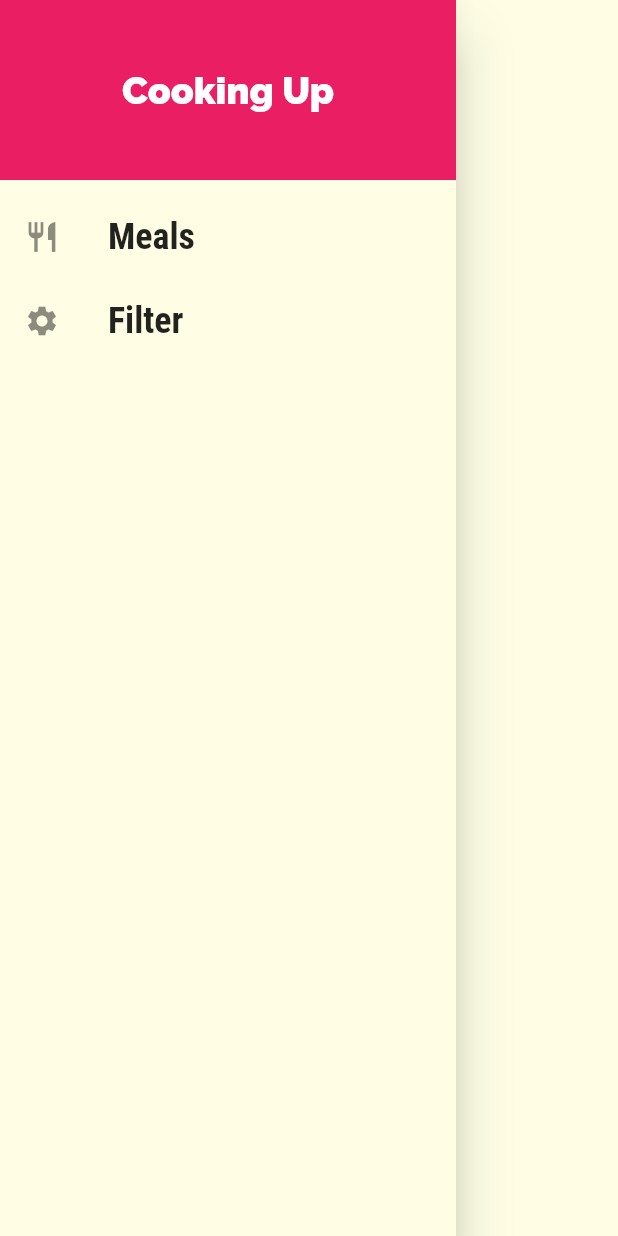
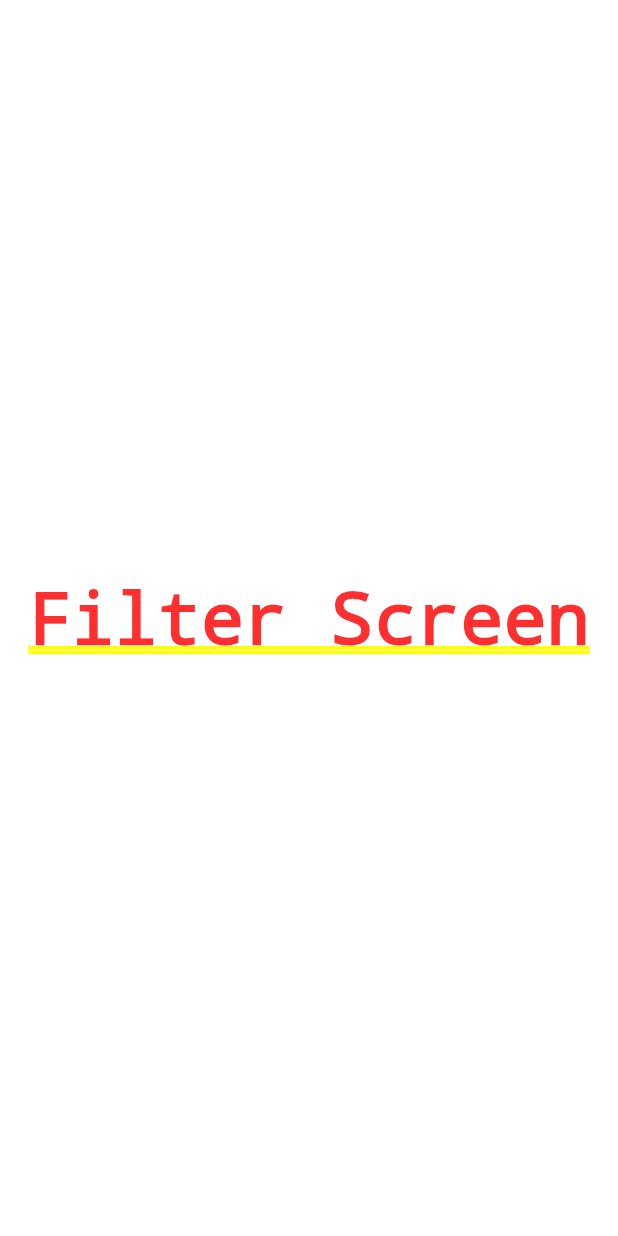
Before and after one commit to magerngulik/meals_app, a Flutter app: the MainDrawer widget shown alone on an empty page, opened directly, after a tap on "Filter", on a phone screen of 412 x 824 dp. Run offline on Flutter 3.47's test engine with Material 2 defaults, Android fonts, the phone set to English and light mode, and no system bars; missing offline and left inert: dart:html.

Commit message:
177 adding link to the drawer

```diff
--- a/lib/main.dart
+++ b/lib/main.dart
@@ -4,6 +4,7 @@ import 'package:meals_app/screens/tabs_screen.dart';
 import './screens/categories_screens.dart';
 import './screens//categories_meals_sceens.dart';
 import './screens/meal_detail_screen.dart';
+import './screens/filter_screens.dart';
 
 void main() {
   runApp(
@@ -27,6 +28,8 @@ class MyApp extends StatelessWidget {
         '/': (context) => TabsScreen(),
         CategoriesMealsScreen.routeName: (context) => CategoriesMealsScreen(),
         MealDetailScreens.routeName: (context) => MealDetailScreens(),
+        FilterScreen.routeName: (context) => FilterScreen()
+
         // TabsScreen.routeName: (context) => TabsScreen(),
       },
       onGenerateRoute: (settings) {
--- /dev/null
+++ b/lib/screens/filter_screens.dart
@@ -0,0 +1,11 @@
+import 'package:flutter/material.dart';
+
+class FilterScreen extends StatelessWidget {
+  static const routeName = "/filters";
+  @override
+  Widget build(BuildContext context) {
+    return Center(
+      child: Text('Filter Screen'),
+    );
+  }
+}
--- a/lib/widgets/main_drawer.dart
+++ b/lib/widgets/main_drawer.dart
@@ -1,4 +1,5 @@
 import 'package:flutter/material.dart';
+import 'package:meals_app/screens/filter_screens.dart';
 
 class MainDrawer extends StatelessWidget {
   Widget buildListTile(String title, IconData icon, Function tapHandler) {
@@ -36,8 +37,12 @@ class MainDrawer extends StatelessWidget {
       SizedBox(
         height: 10,
       ),
-      buildListTile('Meals', Icons.restaurant, () {}),
-      buildListTile('Filter', Icons.settings, () {}),
+      buildListTile('Meals', Icons.restaurant, () {
+        Navigator.of(context).pushNamed('/');
+      }),
+      buildListTile('Filter', Icons.settings, () {
+        Navigator.pushNamed(context, FilterScreen.routeName);
+      }),
     ]));
   }
 }
```
